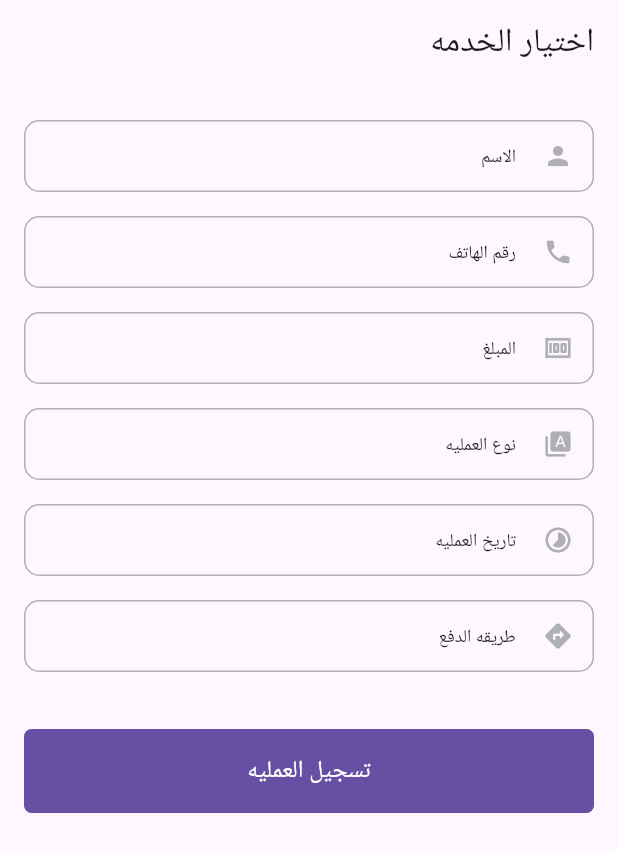
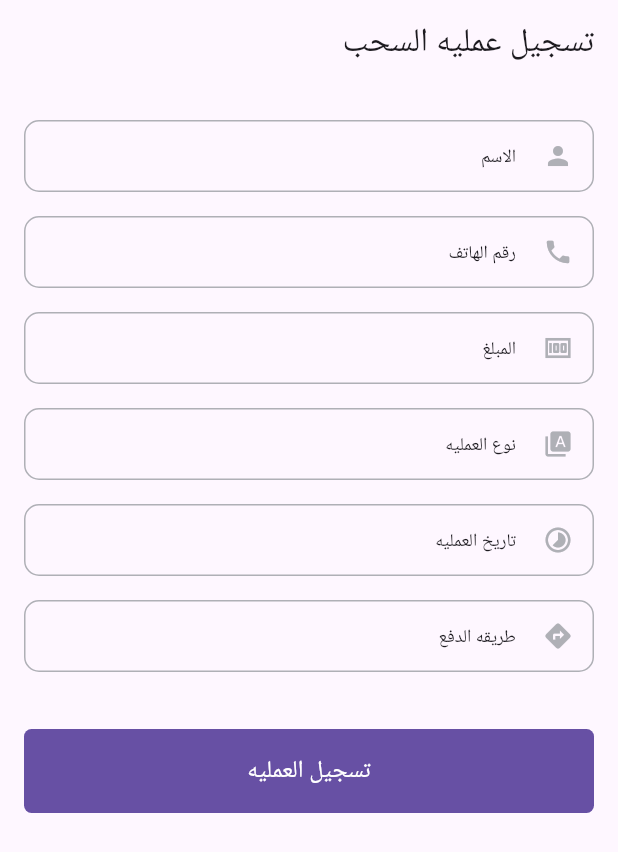
Before and after one commit to AliAshrafAnwaar/transaction_app, a Flutter app: the screen it shows after launch, on a phone screen of 412 x 824 dp. Shown: the top 852 px of the screen. Run offline on Flutter 3.47's test engine with Material 3 defaults, Android fonts, the phone set to English and light mode, and no system bars.

Commit message:
Editing name

```diff
--- a/lib/main.dart
+++ b/lib/main.dart
@@ -19,7 +19,7 @@ class Application extends StatelessWidget {
   Widget build(BuildContext context) {
     return Scaffold(
       appBar: AppBar(
-        title: const Text("اختيار الخدمه"),
+        title: const Text("تسجيل عمليه السحب"),
       ),
       body: SingleChildScrollView(
         padding: const EdgeInsets.all(16),
```
